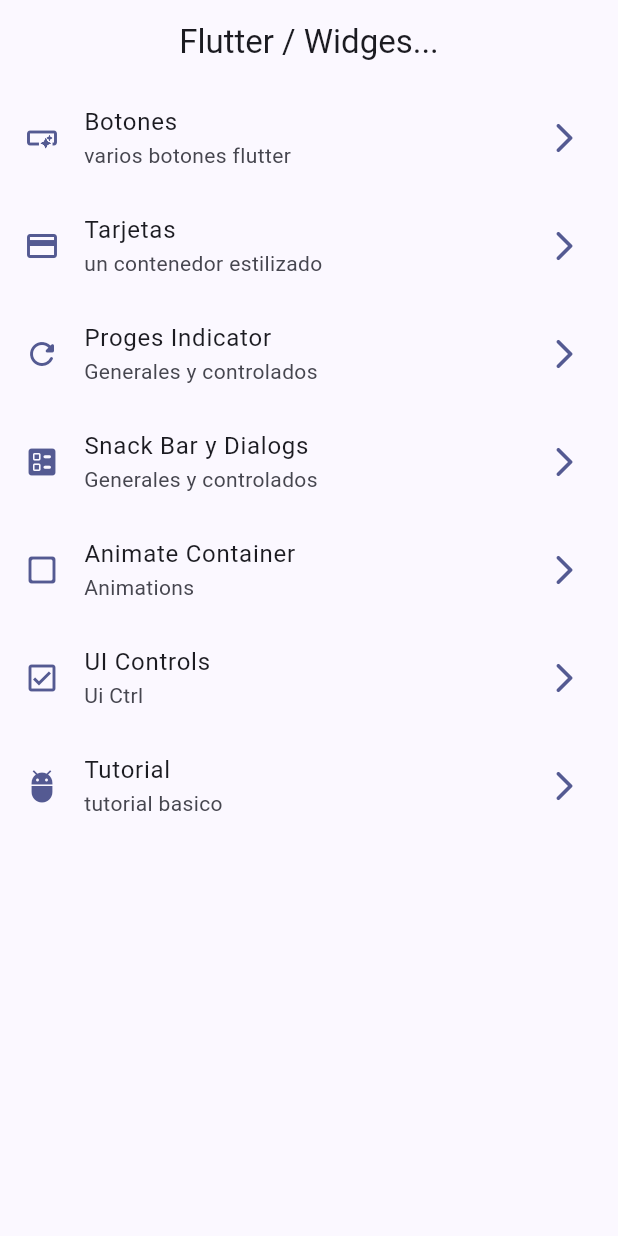
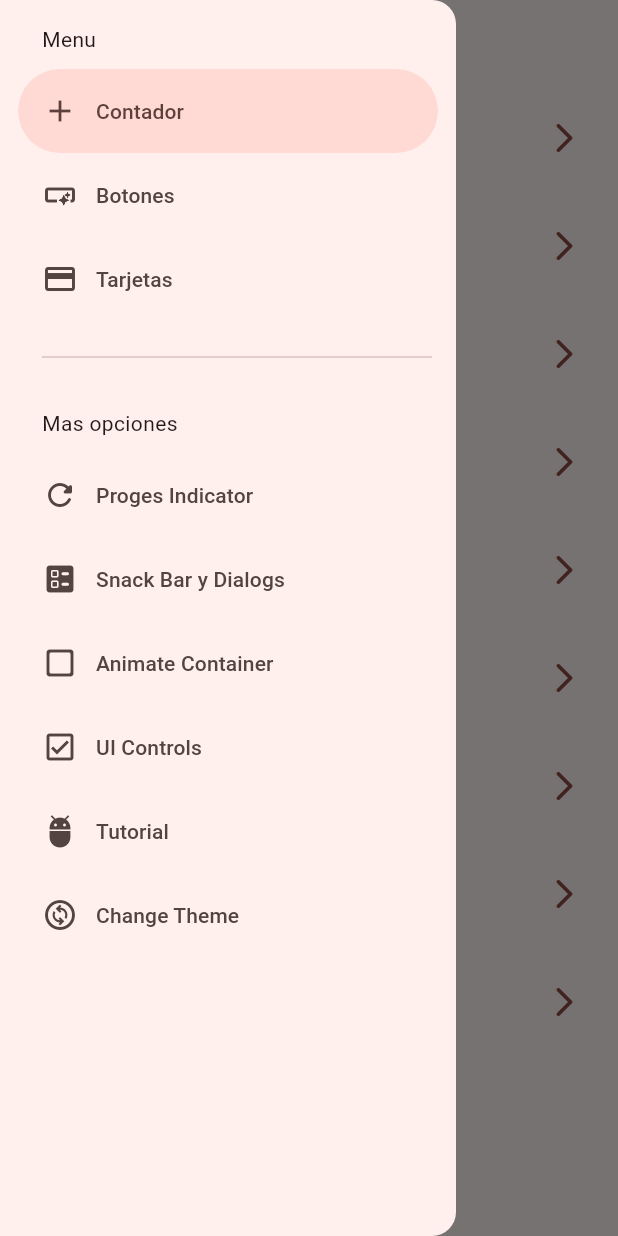
Before and after one commit to luco-hub/widgets_app, a Flutter app: the screen it shows after launch, with the side drawer open (before the commit the screen has no drawer), on a phone screen of 412 x 824 dp. Run offline on Flutter 3.47's test engine with Material 3 defaults, Android fonts, the phone set to English and light mode, and no system bars; our stand-ins replace animate_do, flutter_riverpod, go_router.

Commit message:
pre_statenotifire

```diff
--- a/lib/config/menu/menu_items.dart
+++ b/lib/config/menu/menu_items.dart
@@ -19,6 +19,7 @@ class MenuItems {
 }
 
 const appMenuItems = <MenuItems>[
+MenuItems(title: 'Contador',subTitle: 'Contador',link: '/counter',icono: Icons.add),
 MenuItems(title: 'Botones',subTitle: 'varios botones flutter',link: '/buttons',icono: Icons.smart_button_outlined),
 MenuItems(title: 'Tarjetas',subTitle: 'un contenedor estilizado',link: '/Card',icono: Icons.credit_card),
 MenuItems(title: 'Proges Indicator',subTitle: 'Generales y controlados',link: '/progres',icono: Icons.refresh_rounded),
@@ -26,5 +27,6 @@ MenuItems(title: 'Snack Bar y Dialogs',subTitle: 'Generales y controlados',link:
 MenuItems(title: 'Animate Container',subTitle: 'Animations',link: '/animations',icono: Icons.check_box_outline_blank_rounded),
 MenuItems(title: 'UI Controls',subTitle: 'Ui Ctrl',link: '/ui_control',icono: Icons.check_box_outlined),
 MenuItems(title: 'Tutorial',subTitle: 'tutorial basico',link: '/tutorial',icono: Icons.adb_sharp),
+MenuItems(title: 'Change Theme',subTitle: 'cambia tu tema',link: '/change-theme',icono: Icons.change_circle_outlined),
 
 ];
--- a/lib/config/router/app_router.dart
+++ b/lib/config/router/app_router.dart
@@ -1,4 +1,6 @@
 import 'package:go_router/go_router.dart';
+import 'package:widgets_app/presentation/screens/change_theme/change_theme_screen.dart';
+import 'package:widgets_app/presentation/screens/counter/counter_screen.dart';
 import 'package:widgets_app/presentation/screens/screens.dart';
 
 final appRouter = GoRouter(
@@ -13,6 +15,8 @@ final appRouter = GoRouter(
         GoRoute(path: '/animations',name: AnimatedScreen.nameRoute ,builder: (context, state) => const AnimatedScreen(),) ,
         GoRoute(path: '/ui_control',name: UiScreen.nameRoute ,builder: (context, state) => const UiScreen(),),
         GoRoute(path: '/tutorial',name: AppTutorialScreen.nameRoute ,builder: (context, state) => const AppTutorialScreen(),),
+        GoRoute(path: '/counter',name: CounterScreen.nameRoute ,builder: (context, state) => const CounterScreen(),),
+        GoRoute(path: '/change-theme',name: ChangeThemeScreen.nameRoute ,builder: (context, state) => const ChangeThemeScreen(),),
 
         ]
 );
--- a/lib/config/theme/app_theme.dart
+++ b/lib/config/theme/app_theme.dart
@@ -14,13 +14,18 @@
 class AppTheme {
 
 final int selecteColor;
+final bool isDarkMode;
 
-  AppTheme({
+  AppTheme(
+     {
+      this.isDarkMode =false,
      this.selecteColor=0
   }): assert( selecteColor >=0,'Selected color must be great than 0'),
   assert(selecteColor < colorList.length, 'Select color between 0 and ${colorList.length}');
 
   ThemeData getTheme() =>ThemeData(
+
+    brightness: isDarkMode? Brightness.dark:Brightness.light,
     colorSchemeSeed: colorList[selecteColor],
     appBarTheme: const AppBarTheme(
       centerTitle: true
--- a/lib/main.dart
+++ b/lib/main.dart
@@ -1,21 +1,30 @@
 import 'package:flutter/material.dart';
+import 'package:flutter_riverpod/flutter_riverpod.dart';
 import 'package:widgets_app/config/router/app_router.dart';
 import 'package:widgets_app/config/theme/app_theme.dart';
+import 'package:widgets_app/presentation/provider/theme_provider.dart';
 
 void main() {
-  runApp(const MainApp());
+
+  runApp(
+    const ProviderScope(child: MainApp())
+    );
 }
 
-class MainApp extends StatelessWidget {
+class MainApp extends ConsumerWidget {
   const MainApp({super.key});
 
   @override
-  Widget build(BuildContext context) {
+  Widget build(BuildContext context, WidgetRef ref) {
+
+    final int colorIndex = ref.watch(colorIndexProvider);
+    final bool isDarkMode = ref.watch(themeProvider);
+
     return  MaterialApp.router(
       title: 'Widgets App',
       routerConfig: appRouter,
       debugShowCheckedModeBanner: false,
-      theme: AppTheme(selecteColor: 7).getTheme(),
+      theme: AppTheme(selecteColor: colorIndex,isDarkMode: isDarkMode).getTheme(),
     );
   }
 }
--- /dev/null
+++ b/lib/presentation/provider/counter_provider.dart
@@ -0,0 +1,5 @@
+
+
+import 'package:flutter_riverpod/flutter_riverpod.dart';
+
+final counterProvider = StateProvider((ref) =>5);
--- /dev/null
+++ b/lib/presentation/provider/theme_provider.dart
@@ -0,0 +1,10 @@
+
+
+import 'package:flutter_riverpod/flutter_riverpod.dart';
+import 'package:widgets_app/config/theme/app_theme.dart';
+
+final themeProvider = StateProvider((ref) => false);
+
+final colorProvider = Provider((ref) => colorList);
+
+final colorIndexProvider = StateProvider((ref) => 0);
--- a/lib/presentation/screens/home/home_screen.dart
+++ b/lib/presentation/screens/home/home_screen.dart
@@ -1,6 +1,7 @@
 import 'package:flutter/material.dart';
 import 'package:go_router/go_router.dart';
 import 'package:widgets_app/config/menu/menu_items.dart';
+import 'package:widgets_app/presentation/widgets/side_menu.dart';
 class HomeScreen  extends StatelessWidget {
 
 
@@ -10,12 +11,16 @@ class HomeScreen  extends StatelessWidget {
 
   @override
   Widget build(BuildContext context) {
+
+    final scaffoldKey = GlobalKey<ScaffoldState>();
     return Scaffold(
+      key: scaffoldKey,
       appBar: AppBar(
         title: const Text('Flutter / Widges...'),
       ),
 
       body: const _HomeBody(menuItems:appMenuItems,),
+      drawer:  SideMenu(scaffoldKey: scaffoldKey,),
 
     );
   }
--- /dev/null
+++ b/lib/presentation/widgets/side_menu.dart
@@ -0,0 +1,57 @@
+import 'package:flutter/material.dart';
+import 'package:go_router/go_router.dart';
+import 'package:widgets_app/config/menu/menu_items.dart';
+import 'package:widgets_app/config/router/app_router.dart';
+
+class SideMenu extends StatefulWidget {
+
+  final GlobalKey<ScaffoldState> scaffoldKey;
+   const SideMenu({super.key, required this.scaffoldKey});
+
+  @override
+  State<SideMenu> createState() => _SideMenuState();
+}
+
+class _SideMenuState extends State<SideMenu> {
+  int navDrawerIndex = 0;
+  @override
+  Widget build(BuildContext context) {
+    return NavigationDrawer(
+        selectedIndex: navDrawerIndex,
+        onDestinationSelected:(value) {
+          setState(() {
+              navDrawerIndex = value;
+            });
+            final menuItem = appMenuItems[value];
+            context.push(menuItem.link);
+            widget.scaffoldKey.currentState?.closeDrawer();
+        },
+        children: [
+          const Padding(
+            padding: EdgeInsets.fromLTRB(28, 16, 16, 10),
+            child: Text('Menu'),
+          ),
+          ...appMenuItems
+          .sublist(0, 3)
+          .map((items) =>
+              NavigationDrawerDestination(
+                  icon: Icon(items.icono), label: Text(items.title))),
+          const Padding(
+            padding: EdgeInsets.fromLTRB(28, 16, 16, 10),
+            child: Divider(),
+          ),
+
+          const Padding(
+            padding: EdgeInsets.fromLTRB(28, 16, 16, 10),
+            child: Text('Mas opciones'),
+          ),
+
+          ...appMenuItems
+          .sublist(3)
+          .map((items) =>
+              NavigationDrawerDestination(
+                  icon: Icon(items.icono), label: Text(items.title))),
+
+        ]);
+  }
+}
--- a/pubspec.yaml
+++ b/pubspec.yaml
@@ -10,6 +10,7 @@ dependencies:
   animate_do: ^4.2.0
   flutter:
     sdk: flutter
+  flutter_riverpod: ^2.6.1
   go_router: ^14.8.1
 
 dev_dependencies:
```
Also changed, not shown: lib/presentation/screens/change_theme/change_theme_screen.dart (added, +62 -0 lines), lib/presentation/screens/counter/counter_screen.dart (added, +38 -0 lines), pubspec.lock.
